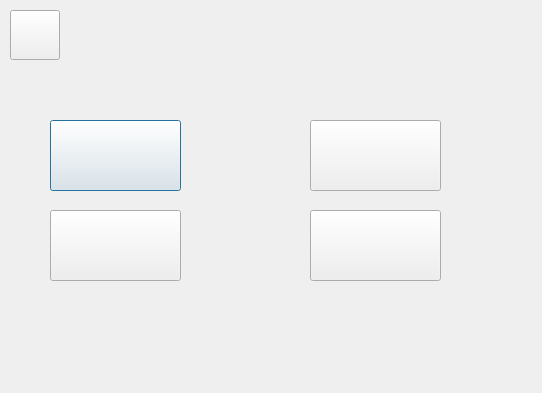
Phoenix-PKU/PracticeofProgramming, file sheep_and_sheep/menu.ui: the form before one commit.
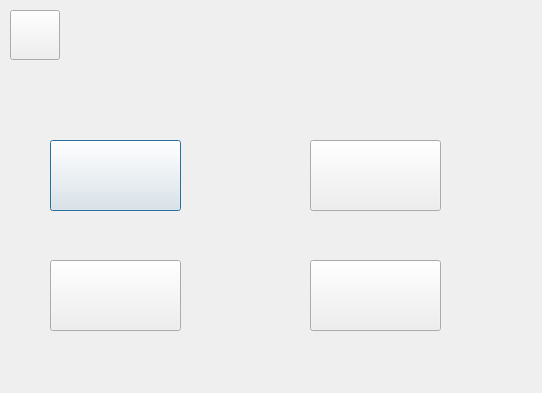
The form after the commit. Icons and pictures are not drawn.

Commit message: Modify the website and some details.

Diff of the .ui file:
```diff
--- a/sheep_and_sheep/menu.ui
+++ b/sheep_and_sheep/menu.ui
@@ -17,7 +17,7 @@
    <property name="geometry">
     <rect>
      <x>50</x>
-     <y>120</y>
+     <y>140</y>
      <width>131</width>
      <height>71</height>
     </rect>
@@ -34,7 +34,7 @@
    <property name="geometry">
     <rect>
      <x>310</x>
-     <y>120</y>
+     <y>140</y>
      <width>131</width>
      <height>71</height>
     </rect>
@@ -51,7 +51,7 @@
    <property name="geometry">
     <rect>
      <x>50</x>
-     <y>210</y>
+     <y>260</y>
      <width>131</width>
      <height>71</height>
     </rect>
@@ -68,7 +68,7 @@
    <property name="geometry">
     <rect>
      <x>310</x>
-     <y>210</y>
+     <y>260</y>
      <width>131</width>
      <height>71</height>
     </rect>
```
The commit also changes 1 other file.
